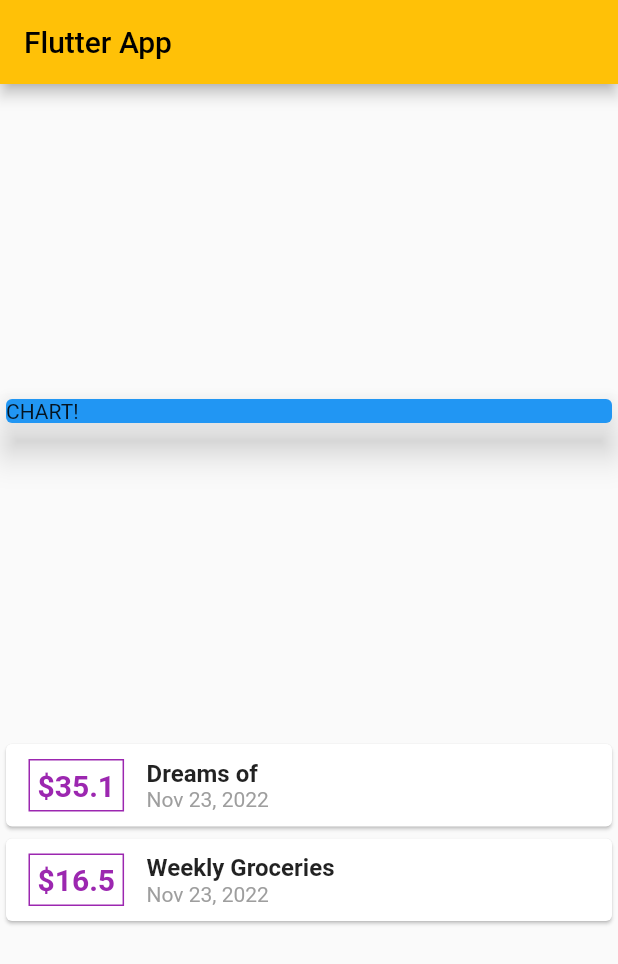
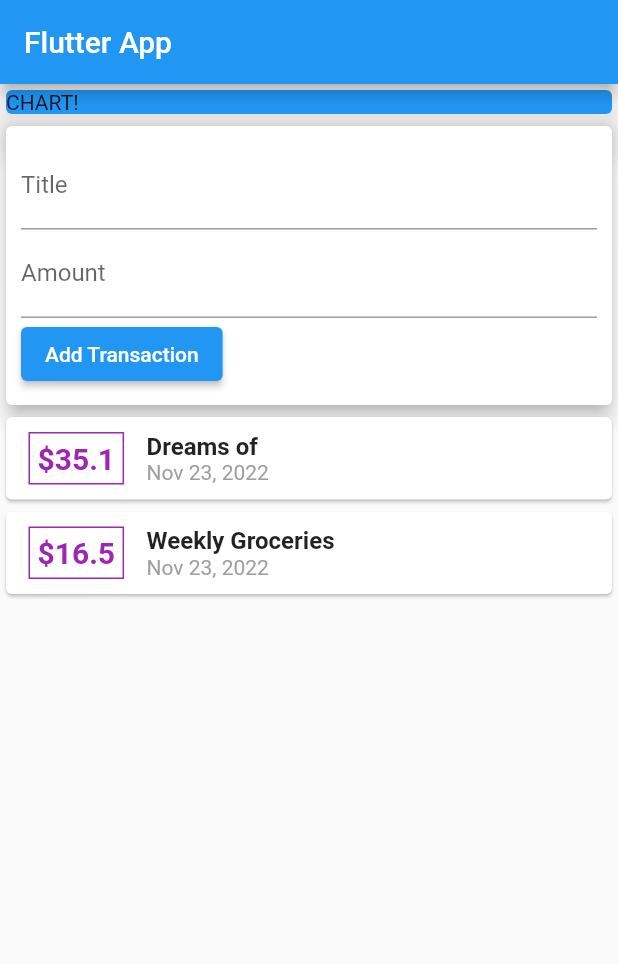
Before and after one commit to whatmmobd3/udemy-new2, a Flutter app: the screen it shows after launch, on a phone screen of 412 x 824 dp. Shown: the top 964 px of the screen. Run offline on Flutter 3.47's test engine with Material 2 defaults, Android fonts, the phone set to English and light mode, and no system bars.

Commit message:
add transaction

```diff
--- a/lib/main.dart
+++ b/lib/main.dart
@@ -1,6 +1,8 @@
 import 'package:flutter/material.dart';
-import './transaction.dart';
-import 'package:intl/intl.dart';
+import 'package:new2/widgets/user_transaction.dart';
+import './widgets/new_transaction.dart';
+import './widgets/transaction_list.dart';
+import 'models/transaction.dart';
 
 void main() {
   runApp(const MyApp());
@@ -14,8 +16,8 @@
     return MaterialApp(
       title: 'Flutter Demo',
       theme: ThemeData(
-        primarySwatch: Colors.amber,
-      ),
+          // primarySwatch: Colors.red,
+          ),
       home: MyHomePage(),
     );
   }
@@ -23,12 +25,8 @@
 
 class MyHomePage extends StatelessWidget {
   MyHomePage({Key? key}) : super(key: key);
-  final List<Transaction> transactions = [
-    Transaction(
-        id: "1", title: "Dreams of", amount: 35.1, date: DateTime.now()),
-    Transaction(
-        id: "2", title: "Weekly Groceries", amount: 16.5, date: DateTime.now()),
-  ];
+  final List<Transaction> transactions = [];
+
 
   @override
   Widget build(BuildContext context) {
@@ -37,7 +35,7 @@
         title: Text("Flutter App"),
       ),
       body: Column(
-        mainAxisAlignment: MainAxisAlignment.spaceEvenly,
+        mainAxisAlignment: MainAxisAlignment.start,
         crossAxisAlignment: CrossAxisAlignment.center,
         children: [
           Container(
@@ -47,45 +45,7 @@
                 child: Text("CHART!"),
                 elevation: 10,
               )),
-          Column(
-            children: transactions.map((e) {
-              return Card(
-                  child: Row(
-                children: [
-                  Container(
-                    margin: const EdgeInsets.symmetric(
-                        horizontal: 15, vertical: 10),
-                    padding: EdgeInsets.all(5),
-                    decoration: BoxDecoration(
-                        border: Border.all(color: Colors.purple, width: 1)),
-                    child: Text(
-                      "\$${e.amount.toString()}",
-                      style: TextStyle(
-                          fontWeight: FontWeight.bold,
-                          fontSize: 20,
-                          color: Colors.purple),
-                    ),
-                  ),
-                  Column(
-                    crossAxisAlignment: CrossAxisAlignment.start,
-                    children: [
-                      Text(
-                        e.title,
-                        style: TextStyle(
-                            fontSize: 16, fontWeight: FontWeight.bold),
-                      ),
-                      Text(
-                        // DateFormat('yyyy-MM-dd HH:mm:ss').format(e.date),
-                        // DateFormat.yMMMEd().format(e.date),
-                        DateFormat.yMMMd().format(e.date),
-                        style: TextStyle(color: Colors.grey),
-                      )
-                    ],
-                  )
-                ],
-              ));
-            }).toList(),
-          )
+          UserTransactions()
         ],
       ),
     );
--- /dev/null
+++ b/lib/widgets/new_transaction.dart
@@ -0,0 +1,39 @@
+import 'package:flutter/cupertino.dart';
+import 'package:flutter/material.dart';
+
+class NewTransaction extends StatelessWidget {
+  final titleController = TextEditingController();
+  final amountController = TextEditingController();
+  final Function addTransaction;
+
+  NewTransaction(this.addTransaction, {super.key});
+
+  @override
+  Widget build(BuildContext context) {
+    return Card(
+      elevation: 5,
+      child: Container(
+        padding: EdgeInsets.all(10),
+        child: Column(
+          crossAxisAlignment: CrossAxisAlignment.start,
+          children: [
+            TextField(
+              decoration: InputDecoration(labelText: 'Title'),
+              controller: titleController,
+            ),
+            TextField(
+              decoration: InputDecoration(labelText: 'Amount'),
+              controller: amountController,
+            ),
+            ElevatedButton(
+                onPressed: () {
+                  addTransaction(titleController.text,
+                      double.parse(amountController.text));
+                },
+                child: Text('Add Transaction'))
+          ],
+        ),
+      ),
+    );
+  }
+}
--- /dev/null
+++ b/lib/widgets/transaction_list.dart
@@ -0,0 +1,51 @@
+import 'package:flutter/cupertino.dart';
+import 'package:flutter/material.dart';
+import 'package:intl/intl.dart';
+import '../models/transaction.dart';
+
+class TransactionList extends StatelessWidget {
+  final List<Transaction> transactions;
+  TransactionList(this.transactions);
+
+  @override
+  Widget build(BuildContext context) {
+    return Column(
+      children: transactions.map((e) {
+        return Card(
+            child: Row(
+              children: [
+                Container(
+                  margin: EdgeInsets.symmetric(horizontal: 15, vertical: 10),
+                  padding: EdgeInsets.all(5),
+                  decoration: BoxDecoration(
+                      border: Border.all(color: Colors.purple, width: 1)),
+                  child: Text(
+                    "\$${e.amount.toString()}",
+                    style: TextStyle(
+                        fontWeight: FontWeight.bold,
+                        fontSize: 20,
+                        color: Colors.purple),
+                  ),
+                ),
+                Column(
+                  crossAxisAlignment: CrossAxisAlignment.start,
+                  children: [
+                    Text(
+                      e.title,
+                      style: TextStyle(
+                          fontSize: 16, fontWeight: FontWeight.bold),
+                    ),
+                    Text(
+                      // DateFormat('yyyy-MM-dd HH:mm:ss').format(e.date),
+                      // DateFormat.yMMMEd().format(e.date),
+                      DateFormat.yMMMd().format(e.date),
+                      style: TextStyle(color: Colors.grey),
+                    )
+                  ],
+                )
+              ],
+            ));
+      }).toList(),
+    );
+  }
+}
--- /dev/null
+++ b/lib/widgets/user_transaction.dart
@@ -0,0 +1,40 @@
+import 'package:flutter/material.dart';
+import '../models/transaction.dart';
+import './new_transaction.dart';
+import './transaction_list.dart';
+
+class UserTransactions extends StatefulWidget {
+  @override
+  State<UserTransactions> createState() => _UserTransactionsState();
+}
+
+class _UserTransactionsState extends State<UserTransactions> {
+  final List<Transaction> _userTransaction = [
+    Transaction(
+        id: "1", title: "Dreams of", amount: 35.1, date: DateTime.now()),
+    Transaction(
+        id: "2", title: "Weekly Groceries", amount: 16.5, date: DateTime.now()),
+  ];
+
+  void _addNewTransaction(String title, double amount) {
+    final newTransaction = Transaction(
+        id: DateTime.now().toString(),
+        title: title,
+        amount: amount,
+        date: DateTime.now());
+
+    setState(() {
+      _userTransaction.add(newTransaction);
+    });
+  }
+
+  @override
+  Widget build(BuildContext context) {
+    return Column(
+      children: [
+        NewTransaction(_addNewTransaction),
+        TransactionList(_userTransaction)
+      ],
+    );
+  }
+}
```
Also changed, not shown: lib/models/transaction.dart (renamed from lib/transaction.dart).
